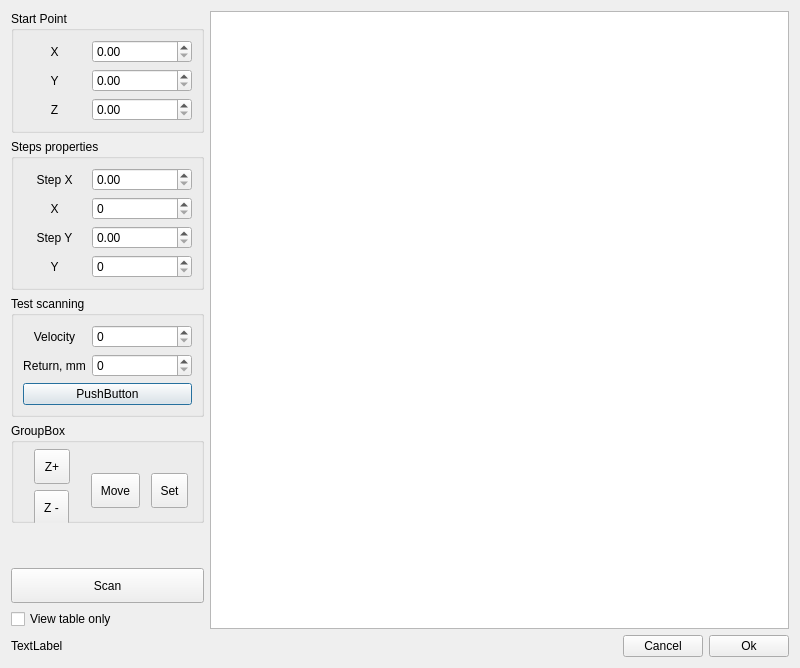
Old version of the form sources/forms/ScanSurface.ui in the repository eduard-x/cnc-qt.
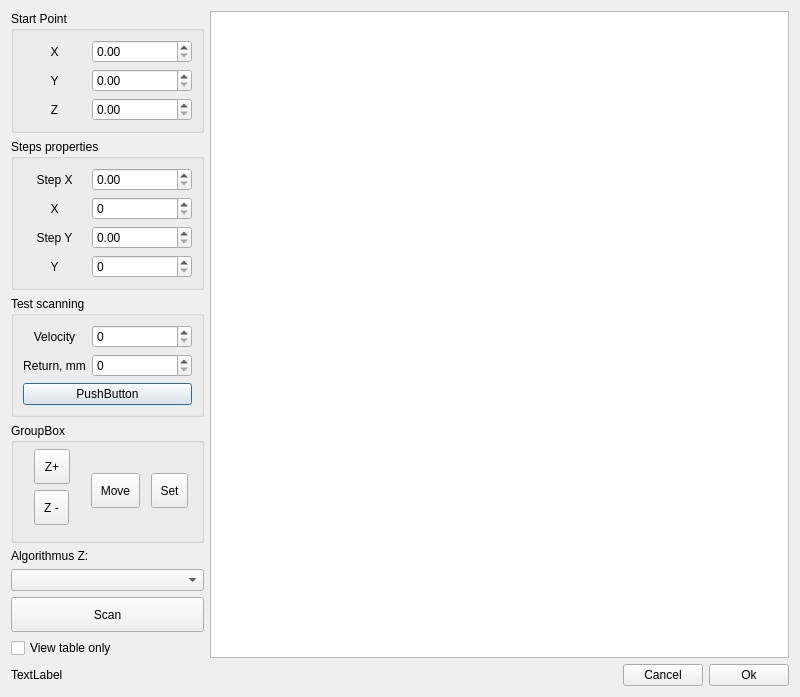
New version of the form.

Diff of the .ui file:
```diff
--- a/sources/forms/ScanSurface.ui
+++ b/sources/forms/ScanSurface.ui
@@ -7,7 +7,7 @@
     <x>0</x>
     <y>0</y>
     <width>800</width>
-    <height>668</height>
+    <height>685</height>
    </rect>
   </property>
   <property name="windowTitle">
@@ -74,14 +74,14 @@
      </layout>
     </widget>
    </item>
-   <item row="6" column="0">
+   <item row="8" column="0">
     <widget class="QCheckBox" name="checkBoxViewOnly">
      <property name="text">
       <string>View table only</string>
      </property>
     </widget>
    </item>
-   <item row="5" column="0">
+   <item row="7" column="0">
     <widget class="QPushButton" name="pushButtonScan">
      <property name="minimumSize">
       <size>
@@ -94,7 +94,7 @@
      </property>
     </widget>
    </item>
-   <item row="4" column="0">
+   <item row="6" column="0">
     <spacer name="verticalSpacer">
      <property name="orientation">
       <enum>Qt::Vertical</enum>
@@ -271,7 +271,7 @@
      <property name="minimumSize">
       <size>
        <width>0</width>
-       <height>100</height>
+       <height>120</height>
       </size>
      </property>
      <property name="title">
@@ -355,7 +355,7 @@
      </widget>
     </widget>
    </item>
-   <item row="0" column="1" rowspan="7" colspan="3">
+   <item row="0" column="1" rowspan="9" colspan="3">
     <widget class="QTableWidget" name="dataGridView">
      <property name="minimumSize">
       <size>
@@ -365,7 +365,7 @@
      </property>
     </widget>
    </item>
-   <item row="7" column="1">
+   <item row="9" column="1">
     <spacer name="horizontalSpacer">
      <property name="orientation">
       <enum>Qt::Horizontal</enum>
@@ -378,27 +378,37 @@
      </property>
     </spacer>
    </item>
-   <item row="7" column="0">
+   <item row="9" column="0">
     <widget class="QLabel" name="label10">
      <property name="text">
       <string>TextLabel</string>
      </property>
     </widget>
    </item>
-   <item row="7" column="3">
+   <item row="9" column="3">
     <widget class="QPushButton" name="pushOk">
      <property name="text">
       <string>Ok</string>
      </property>
     </widget>
    </item>
-   <item row="7" column="2">
+   <item row="9" column="2">
     <widget class="QPushButton" name="pushCancel">
      <property name="text">
       <string>Cancel</string>
      </property>
     </widget>
    </item>
+   <item row="5" column="0">
+    <widget class="QComboBox" name="comboZ"/>
+   </item>
+   <item row="4" column="0">
+    <widget class="QLabel" name="label">
+     <property name="text">
+      <string>Algorithmus Z:</string>
+     </property>
+    </widget>
+   </item>
   </layout>
  </widget>
  <resources/>
```
Left out of the diff: 6 changed lines with no effect on the pictures.
